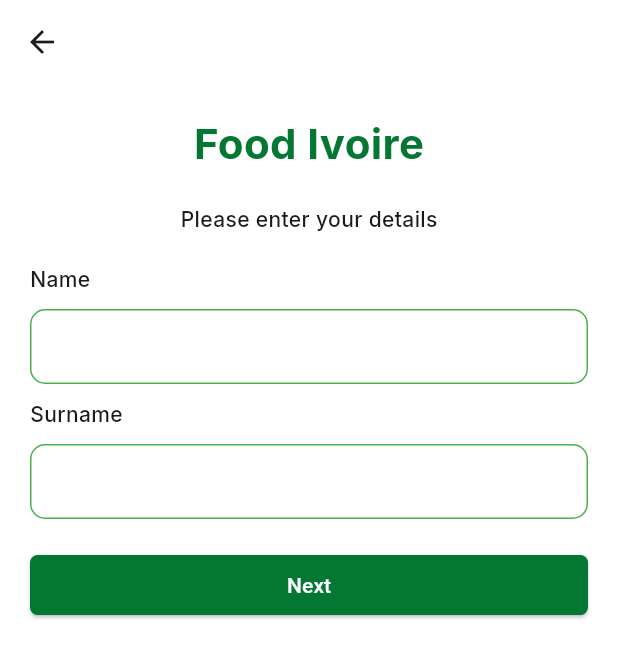
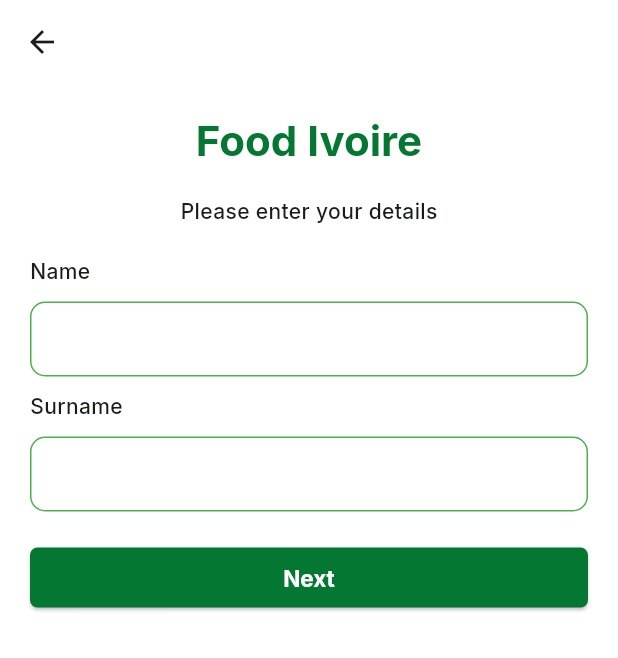
Before and after one commit to AB-GILGAL/FoodIvoire, a Flutter app: the OTPValidationView screen opened directly, after a tap on "Next", on a phone screen of 412 x 824 dp. Shown: the top 658 px of the screen. Run offline on Flutter 3.47's test engine with Material 2 defaults, Android fonts, the phone set to English and light mode, and no system bars; our stand-ins replace country_code_picker, readmore, shared_preferences; accounts and stored records are empty.

Commit message:
themes configured

```diff
--- a/lib/src/feature/auth/presentation/otp_validation.dart
+++ b/lib/src/feature/auth/presentation/otp_validation.dart
@@ -12,25 +12,19 @@ class OTPValidationView extends StatelessWidget {
   Widget build(BuildContext context) {
     final languageProvider = Provider.of<LanguageProvider>(context);
     return Scaffold(
-      backgroundColor: white,
-      appBar: AppBar(
-        elevation: 0,
-        backgroundColor: white,
-        automaticallyImplyLeading: true,
-      ),
+      appBar: AppBar(),
       body: SingleChildScrollView(
         padding: const EdgeInsets.all(20.0),
         child: Column(
           crossAxisAlignment: CrossAxisAlignment.stretch,
           children: [
-            const Center(
+            Center(
               child: Text(
                 'Food Ivoire',
-                style: TextStyle(
-                  fontSize: 28,
-                  color: green,
-                  fontWeight: FontWeight.bold,
-                ),
+                style: Theme.of(context)
+                    .textTheme
+                    .headlineLarge!
+                    .copyWith(color: green),
               ),
             ),
             const SizedBox(height: 20),
@@ -40,6 +34,7 @@ class OTPValidationView extends StatelessWidget {
                   ? 'Please enter the code sent by SMS to\nphone number'
                   : 'Veuillez saisir le code envoyé par SMS au\ntelephone',
               textAlign: TextAlign.center,
+              style: Theme.of(context).textTheme.bodyMedium,
             )),
             const SizedBox(height: 20),
             Container(
--- a/lib/src/feature/auth/presentation/view/user_info_view.dart
+++ b/lib/src/feature/auth/presentation/view/user_info_view.dart
@@ -12,29 +12,29 @@ class UserInfoView extends StatelessWidget {
   Widget build(BuildContext context) {
     final languageProvider = Provider.of<LanguageProvider>(context);
     return Scaffold(
-      appBar: AppBar(
-        automaticallyImplyLeading: true,
-      ),
+      appBar: AppBar(),
       body: SingleChildScrollView(
         padding: const EdgeInsets.all(20.0),
         child: Column(
           crossAxisAlignment: CrossAxisAlignment.stretch,
           children: [
-            const Center(
+            Center(
               child: Text(
                 'Food Ivoire',
-                style: TextStyle(
-                  fontSize: 28,
-                  color: green,
-                  fontWeight: FontWeight.bold,
-                ),
+                style: Theme.of(context)
+                    .textTheme
+                    .headlineLarge!
+                    .copyWith(color: green),
               ),
             ),
             const SizedBox(height: 20),
             Center(
-                child: Text(languageProvider.isEnglish
-                    ? 'Please enter your details'
-                    : 'Veuillez saisir vos informations')),
+                child: Text(
+              languageProvider.isEnglish
+                  ? 'Please enter your details'
+                  : 'Veuillez saisir vos informations',
+              style: Theme.of(context).textTheme.bodyMedium,
+            )),
             const SizedBox(height: 20),
             Column(
               crossAxisAlignment: CrossAxisAlignment.start,
@@ -53,7 +53,7 @@ class UserInfoView extends StatelessWidget {
                     decoration: InputDecoration(
                         isDense: true, border: InputBorder.none),
                     keyboardType: TextInputType.name,
-                    // Add necessary logic to capture the entered phone number
+
                   ),
                 ),
               ],
@@ -85,7 +85,7 @@ class UserInfoView extends StatelessWidget {
             ElevatedButton(
               onPressed: () {
                 Navigator.of(context).push(MaterialPageRoute(
-                  builder: (context) =>  const PreferencePage(),
+                  builder: (context) => const PreferencePage(),
                 ));
               },
               style: ButtonStyle(
```
Also changed, not shown: lib/src/config/theme/light_theme.dart (+7 -0 lines), lib/src/feature/auth/presentation/view/otp_request_view.dart (+8 -11 lines).
